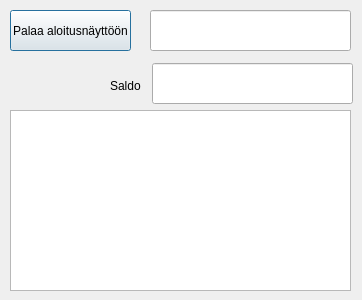
First picture: the form in PankkiAutomaatti/exe/naytasaldo.ui, repository banksimul2022/group2, before the edit.
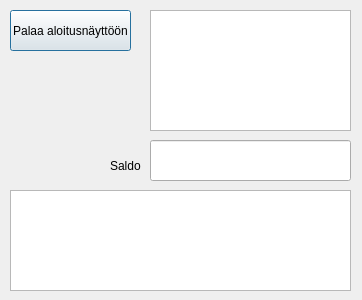
Second picture: the form after the edit.

Patch:
```diff
--- a/PankkiAutomaatti/exe/naytasaldo.ui
+++ b/PankkiAutomaatti/exe/naytasaldo.ui
@@ -26,34 +26,21 @@
     <string>Palaa aloitusnäyttöön</string>
    </property>
   </widget>
-  <widget class="QLineEdit" name="lineEdit">
-   <property name="geometry">
-    <rect>
-     <x>150</x>
-     <y>10</y>
-     <width>201</width>
-     <height>41</height>
-    </rect>
-   </property>
-   <property name="readOnly">
-    <bool>true</bool>
-   </property>
-  </widget>
-  <widget class="QListWidget" name="listWidget">
+  <widget class="QListWidget" name="tilitapahtumatedit">
    <property name="geometry">
     <rect>
      <x>10</x>
-     <y>110</y>
+     <y>190</y>
      <width>341</width>
-     <height>181</height>
+     <height>101</height>
     </rect>
    </property>
   </widget>
   <widget class="QLineEdit" name="lineEdit_2">
    <property name="geometry">
     <rect>
-     <x>152</x>
-     <y>63</y>
+     <x>150</x>
+     <y>140</y>
      <width>201</width>
      <height>41</height>
     </rect>
@@ -63,7 +50,7 @@
    <property name="geometry">
     <rect>
      <x>110</x>
-     <y>70</y>
+     <y>150</y>
      <width>81</width>
      <height>31</height>
     </rect>
@@ -72,6 +59,16 @@
     <string>Saldo</string>
    </property>
   </widget>
+  <widget class="QTextEdit" name="asiakasedit">
+   <property name="geometry">
+    <rect>
+     <x>150</x>
+     <y>10</y>
+     <width>201</width>
+     <height>121</height>
+    </rect>
+   </property>
+  </widget>
  </widget>
  <resources/>
  <connections/>
```
Left out of the diff: 2 changed lines with no effect on the pictures.
